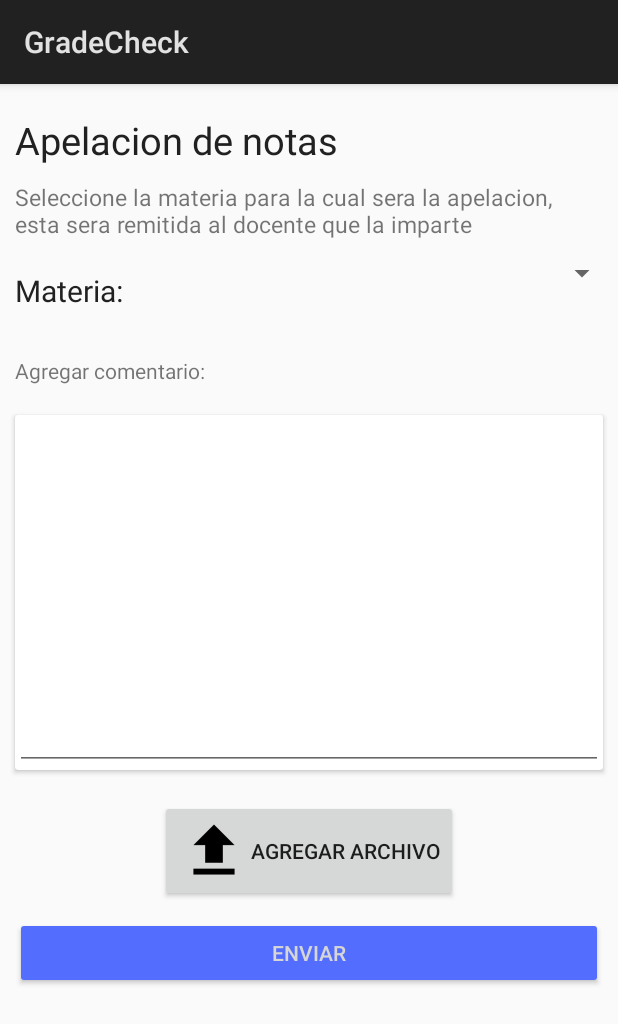
After one commit to AraDevs/notas-app, an Android app: the fragment AppealFragment shown on its own in the app's theme, on a phone screen of 412 x 824 dp. The commit adds this screen. Shown: the top 1024 px of the screen. Run offline under Robolectric (Android 15) with nearby library versions, the phone set to English and light mode, and no system bars.

Commit message:
Update UI
-Added AppealFragment.java

```diff
--- /dev/null
+++ b/app/src/main/java/aradevs/com/gradecheck/AppealFragment.java
@@ -0,0 +1,29 @@
+package aradevs.com.gradecheck;
+
+
+import android.app.Fragment;
+import android.os.Bundle;
+import android.view.LayoutInflater;
+import android.view.View;
+import android.view.ViewGroup;
+
+
+/**
+ * A simple {@link Fragment} subclass.
+ */
+public class AppealFragment extends Fragment {
+
+
+    public AppealFragment() {
+        // Required empty public constructor
+    }
+
+
+    @Override
+    public View onCreateView(LayoutInflater inflater, ViewGroup container,
+                             Bundle savedInstanceState) {
+        // Inflate the layout for this fragment
+        return inflater.inflate(R.layout.fragment_appeal, container, false);
+    }
+
+}
--- a/app/src/main/java/aradevs/com/gradecheck/HomeActivity.java
+++ b/app/src/main/java/aradevs/com/gradecheck/HomeActivity.java
@@ -71,6 +71,10 @@ public class HomeActivity extends NavigationLiveo implements OnItemClickListener
                 TeachersFragment teachersFragment = new TeachersFragment();
                 trans.replace(R.id.container, teachersFragment, "Docentes");
                 break;
+            case 3:
+                AppealFragment appealFragment = new AppealFragment();
+                trans.replace(R.id.container, appealFragment, "Apelaciones");
+                break;
         }
         //switching fragment
         trans.commit();
--- /dev/null
+++ b/app/src/main/res/layout/fragment_appeal.xml
@@ -0,0 +1,93 @@
+<?xml version="1.0" encoding="utf-8"?>
+<ScrollView xmlns:android="http://schemas.android.com/apk/res/android"
+    xmlns:tools="http://schemas.android.com/tools"
+    android:layout_width="match_parent"
+    android:layout_height="wrap_content">
+
+    <LinearLayout
+        android:layout_width="match_parent"
+        android:layout_height="match_parent"
+        android:orientation="vertical"
+        tools:context=".AppealFragment">
+
+        <TextView
+            android:layout_width="match_parent"
+            android:layout_height="wrap_content"
+            android:layout_marginTop="10dp"
+            android:padding="10dp"
+            android:text="@string/appealTitle"
+            android:textColor="@color/textPrimary"
+            android:textSize="25sp" />
+
+        <TextView
+            android:layout_width="match_parent"
+            android:layout_height="wrap_content"
+            android:paddingStart="10dp"
+            android:paddingEnd="10dp"
+            android:text="@string/appealDescription"
+            android:textAlignment="textStart"
+            android:textSize="15sp" />
+
+        <LinearLayout
+            android:layout_width="match_parent"
+            android:layout_height="wrap_content"
+            android:layout_marginTop="10dp"
+            android:orientation="horizontal">
+
+            <TextView
+                android:layout_width="0dp"
+                android:layout_height="wrap_content"
+                android:layout_weight="1"
+                android:padding="10dp"
+                android:text="Materia:"
+                android:textColor="@color/textPrimary"
+                android:textSize="20sp" />
+
+            <Spinner
+                android:id="@+id/appealSubjects"
+                android:layout_width="0dp"
+                android:layout_height="wrap_content"
+                android:layout_weight="2"
+                android:padding="10dp"
+                android:tooltipText="Seleccione materia" />
+        </LinearLayout>
+
+        <TextView
+            android:layout_width="match_parent"
+            android:layout_height="wrap_content"
+            android:layout_marginTop="10dp"
+            android:padding="10dp"
+            android:text="Agregar comentario:" />
+
+        <android.support.v7.widget.CardView
+            android:layout_width="match_parent"
+            android:layout_height="wrap_content"
+            android:layout_margin="10dp">
+
+            <EditText
+                android:layout_width="match_parent"
+                android:layout_height="wrap_content"
+                android:lines="10"
+                android:padding="10dp" />
+        </android.support.v7.widget.CardView>
+
+        <Button
+            android:layout_width="wrap_content"
+            android:layout_height="wrap_content"
+            android:layout_gravity="center"
+            android:layout_marginStart="10dp"
+            android:layout_marginTop="10dp"
+            android:layout_marginEnd="10dp"
+            android:drawableStart="@mipmap/ic_fileupload"
+            android:text="Agregar Archivo"
+            android:textAlignment="center" />
+
+        <Button
+            android:layout_width="match_parent"
+            android:layout_height="wrap_content"
+            android:layout_margin="10dp"
+            android:backgroundTint="@color/colorAccent"
+            android:text="Enviar"
+            android:textColor="@color/nliveo_white" />
+    </LinearLayout>
+</ScrollView>
--- a/app/src/main/res/values/strings.xml
+++ b/app/src/main/res/values/strings.xml
@@ -20,6 +20,8 @@
     <string name="reprobate">Reprobado</string>
     <string name="approvePercentage">Porcentaje de aprobacion</string>
     <string name="teachers">Docentes</string>
+    <string name="appealTitle">Apelacion de notas</string>
+    <string name="appealDescription">Seleccione la materia para la cual sera la apelacion, esta sera remitida al docente que la imparte</string>
 
     <!-- TODO: Remove or change this placeholder text -->
     <string name="hello_blank_fragment">Hello blank fragment</string>
```
Also changed, not shown: app/src/main/ic_fileupload-web.png (added), app/src/main/res/mipmap-hdpi/ic_fileupload.png (added), app/src/main/res/mipmap-mdpi/ic_fileupload.png (added), app/src/main/res/mipmap-xhdpi/ic_fileupload.png (added), app/src/main/res/mipmap-xxhdpi/ic_fileupload.png (added), app/src/main/res/mipmap-xxxhdpi/ic_fileupload.png (added).
